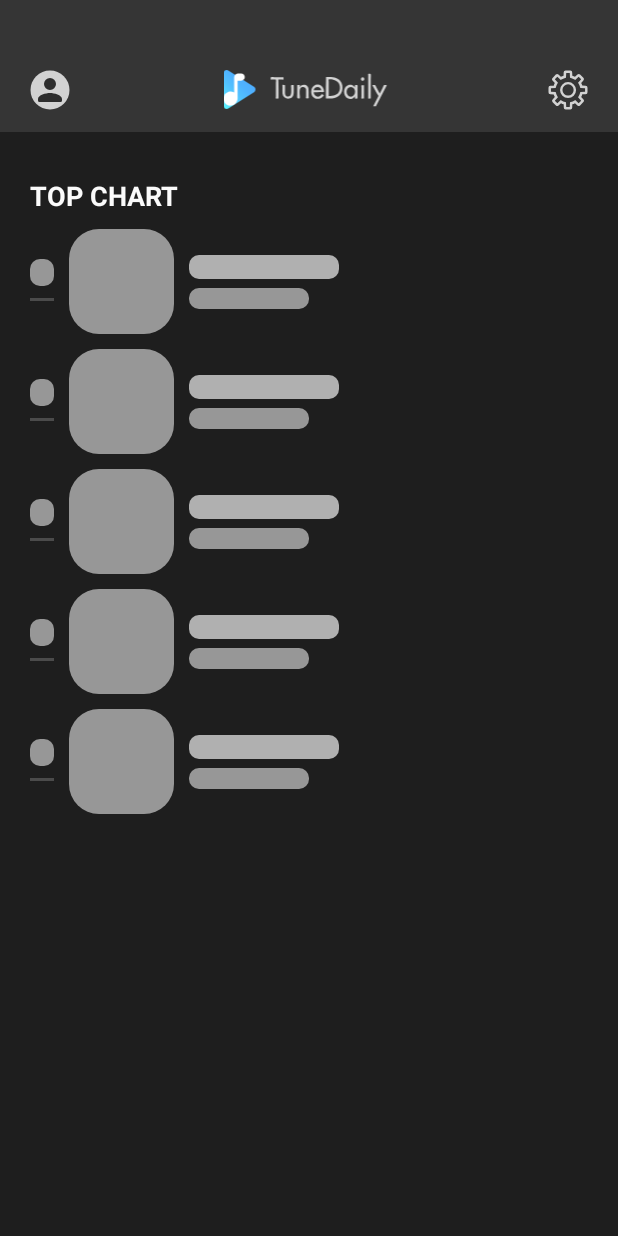
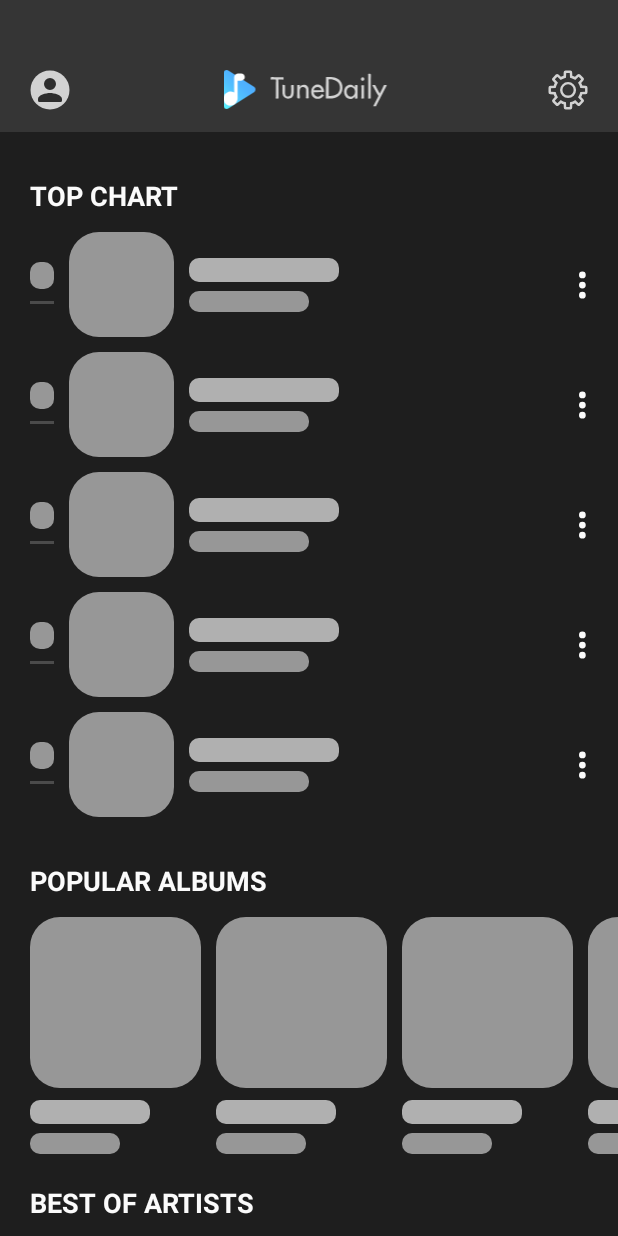
Before and after one commit to albertkhang/TuneDaily, an Android app: the screen it shows after launch (MainActivity), on a phone screen of 412 x 824 dp. Run offline under Robolectric (Android 15) with nearby library versions, the phone set to English and light mode, and no system bars; our stand-ins replace Shimmer.

Commit message:
add shimmer popular, add paddingBottomEnd

```diff
--- a/app/src/main/res/layout/activity_main.xml
+++ b/app/src/main/res/layout/activity_main.xml
@@ -56,7 +56,8 @@
             android:layout_width="match_parent"
             android:layout_height="wrap_content"
             android:orientation="vertical"
-            android:paddingTop="30dp">
+            android:paddingTop="30dp"
+            android:paddingBottom="@dimen/dimenPaddingBottomEnd">
 
             <TextView
                 android:layout_width="wrap_content"
@@ -69,8 +70,8 @@
                 android:id="@+id/shimmer_top_chart"
                 android:layout_width="match_parent"
                 android:layout_height="wrap_content"
-                android:layout_marginTop="10dp"
-                app:shimmer_duration="1600">
+                android:layout_marginTop="@dimen/dimenMarginUnderListHeader"
+                app:shimmer_duration="@integer/dimenShimmerDuration">
 
                 <LinearLayout
                     android:layout_width="match_parent"
@@ -85,8 +86,64 @@
                 </LinearLayout>
 
             </com.facebook.shimmer.ShimmerFrameLayout>
+
+            <TextView
+                android:layout_width="wrap_content"
+                android:layout_height="wrap_content"
+                android:text="@string/popular_albums"
+                style="@style/ListHeader"
+                android:layout_marginLeft="20dp"
+                android:layout_marginTop="20dp"/>
+
+            <com.facebook.shimmer.ShimmerFrameLayout
+                android:id="@+id/shimmer_popular_albums"
+                android:layout_width="match_parent"
+                android:layout_height="wrap_content"
+                android:layout_marginTop="@dimen/dimenMarginUnderListHeader"
+                app:shimmer_duration="@integer/dimenShimmerDuration"
+                android:layout_marginLeft="20dp">
+
+                <LinearLayout
+                    android:layout_width="match_parent"
+                    android:layout_height="wrap_content"
+                    android:orientation="horizontal">
+
+                    <include layout="@layout/item_shimmer_album"/>
+                    <include layout="@layout/item_shimmer_album"/>
+                    <include layout="@layout/item_shimmer_album"/>
+                    <include layout="@layout/item_shimmer_album"/>
+                </LinearLayout>
+
+            </com.facebook.shimmer.ShimmerFrameLayout>
+
+            <TextView
+                android:layout_width="wrap_content"
+                android:layout_height="wrap_content"
+                android:text="@string/best_of_artists"
+                style="@style/ListHeader"
+                android:layout_marginLeft="20dp"
+                android:layout_marginTop="20dp"/>
+
+            <com.facebook.shimmer.ShimmerFrameLayout
+                android:id="@+id/shimmer_best_of_artists"
+                android:layout_width="match_parent"
+                android:layout_height="wrap_content"
+                android:layout_marginTop="@dimen/dimenMarginUnderListHeader"
+                app:shimmer_duration="@integer/dimenShimmerDuration"
+                android:layout_marginLeft="20dp">
+
+                <LinearLayout
+                    android:layout_width="match_parent"
+                    android:layout_height="wrap_content"
+                    android:orientation="horizontal">
+
+                    <include layout="@layout/item_shimmer_album"/>
+                    <include layout="@layout/item_shimmer_album"/>
+                    <include layout="@layout/item_shimmer_album"/>
+                    <include layout="@layout/item_shimmer_album"/>
+                </LinearLayout>
+
+            </com.facebook.shimmer.ShimmerFrameLayout>
         </LinearLayout>
     </ScrollView>
-
-
 </LinearLayout>
--- /dev/null
+++ b/app/src/main/res/layout/item_shimmer_album.xml
@@ -0,0 +1,37 @@
+<?xml version="1.0" encoding="utf-8"?>
+<androidx.constraintlayout.widget.ConstraintLayout xmlns:android="http://schemas.android.com/apk/res/android"
+    android:layout_width="124dp"
+    android:layout_height="wrap_content"
+    xmlns:app="http://schemas.android.com/apk/res-auto"
+    android:paddingRight="10dp">
+
+    <com.albertkhang.tunedaily.views.RoundImageView
+        android:id="@+id/imgCover"
+        android:layout_width="match_parent"
+        android:layout_height="0dp"
+        app:layout_constraintDimensionRatio="1:1"
+        android:src="@color/colorLight5"
+        app:layout_constraintTop_toTopOf="parent"
+        app:layout_constraintLeft_toLeftOf="parent"
+        app:layout_constraintRight_toRightOf="parent"/>
+
+    <com.albertkhang.tunedaily.views.ShimmerRoundImageView
+        android:id="@+id/txtAlbumName"
+        android:layout_width="80dp"
+        android:layout_height="16dp"
+        android:src="@color/colorLight4"
+
+        app:layout_constraintTop_toBottomOf="@id/imgCover"
+        android:layout_marginTop="8dp"
+        app:layout_constraintLeft_toLeftOf="parent"/>
+
+    <com.albertkhang.tunedaily.views.ShimmerRoundImageView
+        android:layout_width="60dp"
+        android:layout_height="14dp"
+        android:src="@color/colorLight5"
+
+        app:layout_constraintTop_toBottomOf="@id/txtAlbumName"
+        app:layout_constraintLeft_toLeftOf="parent"
+        android:layout_marginTop="6dp"/>
+
+</androidx.constraintlayout.widget.ConstraintLayout>
--- a/app/src/main/res/layout/item_shimmer_top_chart.xml
+++ b/app/src/main/res/layout/item_shimmer_top_chart.xml
@@ -71,7 +71,6 @@
 
         app:layout_constraintBottom_toBottomOf="parent"
         app:layout_constraintRight_toRightOf="parent"
-        app:layout_constraintTop_toTopOf="parent"
-        android:layout_marginRight="-50dp"/>
+        app:layout_constraintTop_toTopOf="parent" />
 
 </androidx.constraintlayout.widget.ConstraintLayout>
--- a/app/src/main/res/values/dimens.xml
+++ b/app/src/main/res/values/dimens.xml
@@ -1,4 +1,6 @@
 <?xml version="1.0" encoding="utf-8"?>
 <resources>
     <dimen name="dimenTopBackgroundHeight">88dp</dimen>
+    <dimen name="dimenMarginUnderListHeader">12dp</dimen>
+    <dimen name="dimenPaddingBottomEnd">40dp</dimen>
 </resources>
--- /dev/null
+++ b/app/src/main/res/values/integes.xml
@@ -0,0 +1,4 @@
+<?xml version="1.0" encoding="utf-8"?>
+<resources>
+    <integer name="dimenShimmerDuration">1600</integer>
+</resources>
--- a/app/src/main/res/values/strings.xml
+++ b/app/src/main/res/values/strings.xml
@@ -3,4 +3,6 @@
 
     <!-- MainActivity-->
     <string name="top_chart">TOP CHART</string>
+    <string name="popular_albums">POPULAR ALBUMS</string>
+    <string name="best_of_artists">BEST OF ARTISTS</string>
 </resources>
```
Also changed, not shown: app/src/main/res/layout/item_album.xml (added, +36 -0 lines), app/src/main/res/layout/item_top_chart.xml (+2 -7 lines), app/src/main/res/values/styles.xml (+13 -0 lines).
